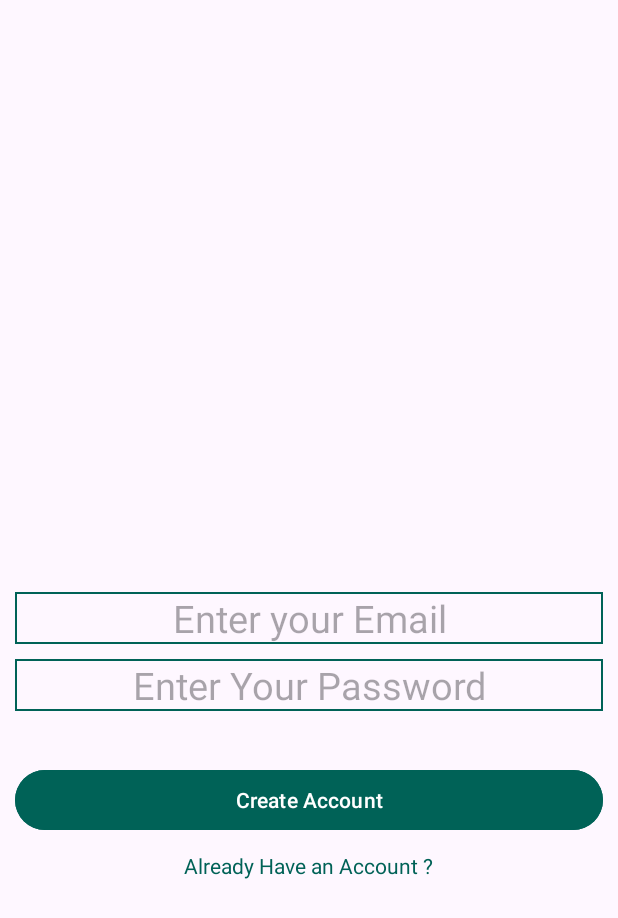
After one commit to CodeXstalker/ClimateAction_Hack4Bengal, an Android app: the RgisterActivity screen opened directly, with no data from a screen before it, on a phone screen of 412 x 824 dp. The commit adds this screen. Shown: the top 918 px of the screen. Run offline under Robolectric (Android 15) with nearby library versions, the phone set to English and light mode, and no system bars.

Commit message:
Regiter Activty

```diff
--- a/app/src/main/AndroidManifest.xml
+++ b/app/src/main/AndroidManifest.xml
@@ -13,6 +13,9 @@
         android:theme="@style/Theme.ClimateAction"
         tools:targetApi="31">
         <activity
+            android:name=".RgisterActivity"
+            android:exported="false" />
+        <activity
             android:name=".MainActivity"
             android:exported="true">
             <intent-filter>
--- /dev/null
+++ b/app/src/main/java/com/example/climateaction/RgisterActivity.java
@@ -0,0 +1,14 @@
+package com.example.climateaction;
+
+import androidx.appcompat.app.AppCompatActivity;
+
+import android.os.Bundle;
+
+public class RgisterActivity extends AppCompatActivity {
+
+    @Override
+    protected void onCreate(Bundle savedInstanceState) {
+        super.onCreate(savedInstanceState);
+        setContentView(R.layout.activity_rgister);
+    }
+}
--- /dev/null
+++ b/app/src/main/res/drawable/inputs.xml
@@ -0,0 +1,11 @@
+<?xml version="1.0" encoding="utf-8"?>
+<shape xmlns:android="http://schemas.android.com/apk/res/android">
+
+    <stroke
+        android:width="1.5sp"
+        android:color="@color/ColorPrimary">
+
+
+    </stroke>
+
+</shape>
--- /dev/null
+++ b/app/src/main/res/layout/activity_rgister.xml
@@ -0,0 +1,72 @@
+<?xml version="1.0" encoding="utf-8"?>
+<RelativeLayout xmlns:android="http://schemas.android.com/apk/res/android"
+    xmlns:app="http://schemas.android.com/apk/res-auto"
+    xmlns:tools="http://schemas.android.com/tools"
+    android:layout_width="match_parent"
+    android:layout_height="match_parent"
+    tools:context=".RgisterActivity">
+
+
+    <View
+        android:id="@+id/horizontal"
+        android:layout_width="match_parent"
+        android:layout_height="0dp"
+        android:layout_centerInParent="true" />
+
+    <View
+        android:id="@+id/vertical"
+        android:layout_width="0dp"
+        android:layout_height="match_parent"
+        android:layout_centerInParent="true" />
+
+    <EditText
+        android:id="@+id/Email"
+        android:layout_width="match_parent"
+        android:layout_height="wrap_content"
+        android:layout_centerInParent="true"
+        android:layout_marginLeft="10sp"
+        android:layout_marginRight="10sp"
+        android:background="@drawable/inputs"
+        android:hint="Enter your Email"
+        android:inputType="textEmailAddress"
+        android:textAlignment="center"
+        android:textSize="25sp" />
+
+    <EditText
+        android:id="@+id/Password"
+        android:layout_width="match_parent"
+        android:layout_height="wrap_content"
+        android:layout_below="@+id/Email"
+        android:layout_centerInParent="true"
+        android:layout_marginLeft="10sp"
+        android:layout_marginTop="10sp"
+        android:layout_marginRight="10sp"
+        android:background="@drawable/inputs"
+        android:hint="Enter Your Password"
+        android:textAlignment="center"
+        android:textSize="25sp" />
+
+
+    <Button
+        android:id="@+id/CreateAccount"
+        android:layout_width="match_parent"
+        android:layout_height="wrap_content"
+        android:layout_below="@+id/Password"
+        android:layout_marginLeft="10sp"
+        android:layout_marginTop="35sp"
+        android:layout_marginRight="10sp"
+        android:backgroundTint="@color/ColorPrimary"
+        android:text="Create Account" />
+
+    <TextView
+        android:id="@+id/AlreadyHaveAnAccount"
+        android:layout_width="wrap_content"
+        android:layout_height="wrap_content"
+        android:layout_below="@+id/CreateAccount"
+        android:layout_centerHorizontal="true"
+        android:layout_marginTop="10sp"
+        android:text="Already Have an Account ?"
+        android:textColor="@color/ColorPrimary" />
+
+
+</RelativeLayout>
--- a/app/src/main/res/values/colors.xml
+++ b/app/src/main/res/values/colors.xml
@@ -1,5 +1,6 @@
 <?xml version="1.0" encoding="utf-8"?>
 <resources>
-    <color name="black">#FF000000</color>
-    <color name="white">#FFFFFFFF</color>
+    <color name="ColorPrimary">#006257</color>
+    <color name="ColorPrimaryDark">#005048</color>
+    <color name="ColorAccent">#E6E6E6</color>
 </resources>
```
